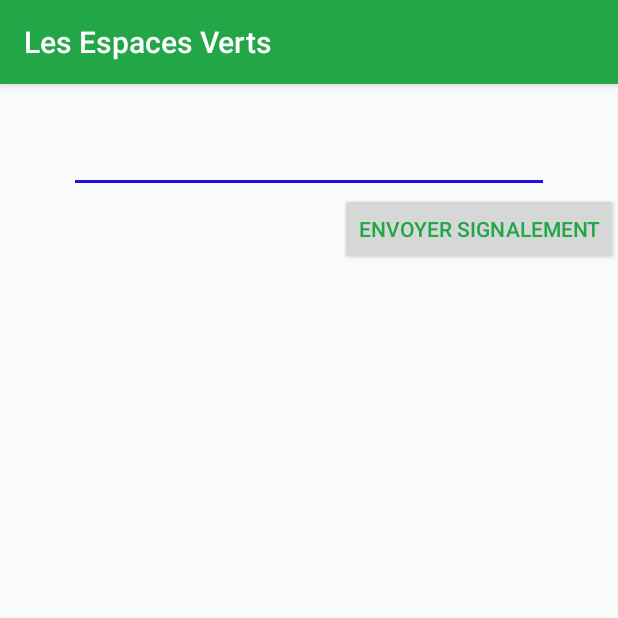
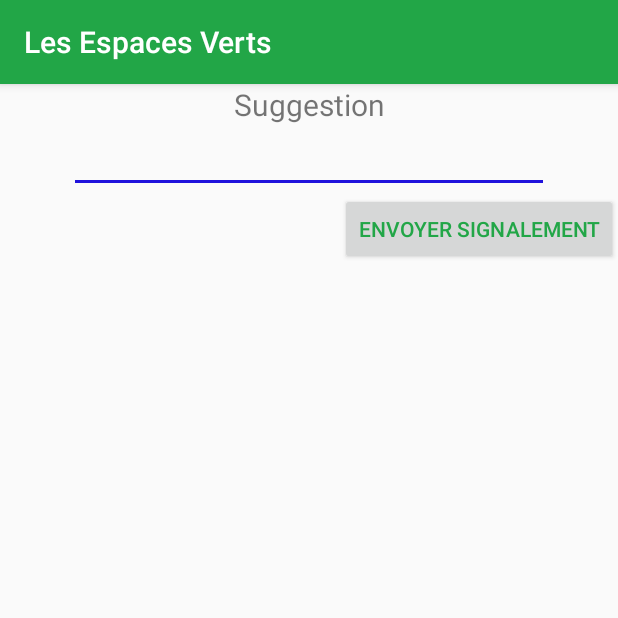
Before and after one commit to edouard-bracquemond/SIG, an Android app: the SuggestionActivity screen opened directly, with no data from a screen before it, on a phone screen of 412 x 824 dp, the top half of it. Run offline under Robolectric (Android 15) with nearby library versions, the phone set to English and light mode, and no system bars.

Commit message:
suggestion activity debug

```diff
--- a/appli/app/src/main/java/com/example/maxime/sig/activity/SuggestionActivity.java
+++ b/appli/app/src/main/java/com/example/maxime/sig/activity/SuggestionActivity.java
@@ -25,7 +25,7 @@ public class SuggestionActivity extends AppCompatActivity {
     @Override
     protected void onCreate(Bundle savedInstanceState) {
         super.onCreate(savedInstanceState);
-        setContentView(R.layout.activity_signaler);
+        setContentView(R.layout.activity_suggestion);
 
 
 
```
Also changed, not shown: appli/app/src/main/res/layout/activity_suggestion.xml (renamed from appli/app/src/main/res/layout/activty_suggestion.xml).
